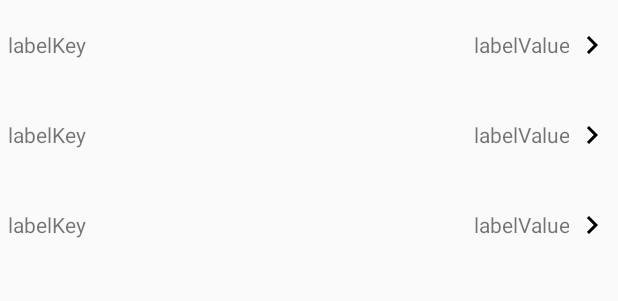
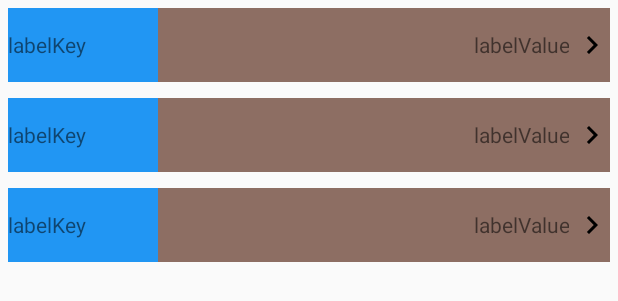
Before and after one commit to Zxhua/PrivateWarehouse, an Android app: the layout frag_complex.xml on its own in the app's theme, with its tools: preview values and no code run, on a phone screen of 412 x 824 dp. Shown: the top 301 px of the screen. Run offline under Robolectric (Android 15) with nearby library versions, the phone set to English and light mode, and no system bars.

Commit message:
随便写写

```diff
--- a/daggerdemo/src/main/java/demo/zxhua/daggerdemo/ui/complex/ComplexViewModel.java
+++ b/daggerdemo/src/main/java/demo/zxhua/daggerdemo/ui/complex/ComplexViewModel.java
@@ -28,7 +28,7 @@ public class ComplexViewModel extends ViewModel {
         List<BindingAdapterItem> list = new ArrayList<>();
         for (int i = 0; i < 30; i++) {
             ComplexVO complexVO = new ComplexVO();
-            complexVO.labelKey.set("Label Key " + i);
+            complexVO.labelKey.set(""+i);
             if (i % 3 == 0) {
                 complexVO.resource.set(R.array.edu_name);
                 complexVO.isEdit.set(false);
--- a/daggerdemo/src/main/java/demo/zxhua/daggerdemo/vo/ComplexVO.java
+++ b/daggerdemo/src/main/java/demo/zxhua/daggerdemo/vo/ComplexVO.java
@@ -19,4 +19,9 @@ public class ComplexVO extends BaseVO {
     public int getViewType() {
         return R.layout.item_edit_select_complex;
     }
+
+    @Override
+    public String toString() {
+        return "BaseVO" + ": [labelKey:" + labelKey.get() + ",labelValue:" + labelValue.get() + "]";
+    }
 }
--- a/daggerdemo/src/main/res/layout/frag_complex.xml
+++ b/daggerdemo/src/main/res/layout/frag_complex.xml
@@ -14,11 +14,18 @@
         android:layout_width="match_parent"
         android:layout_height="match_parent">
 
+        <Button
+            android:id="@+id/showMessage"
+            android:layout_width="match_parent"
+            android:layout_height="50dp"
+            app:layout_constraintBottom_toTopOf="parent" />
+
         <android.support.v7.widget.RecyclerView
             android:id="@+id/rlvComplex"
             android:layout_width="match_parent"
             android:layout_height="match_parent"
             app:layoutManager="LinearLayoutManager"
+            app:layout_constraintBottom_toTopOf="@id/showMessage"
             tools:listitem="@layout/item_edit_select_complex" />
     </android.support.constraint.ConstraintLayout>
 </layout>
--- a/daggerdemo/src/main/res/layout/item_edit_select_complex.xml
+++ b/daggerdemo/src/main/res/layout/item_edit_select_complex.xml
@@ -22,34 +22,39 @@
             type="demo.zxhua.daggerdemo.ui.complex.ComplexViewModel" />
     </data>
 
-    <LinearLayout
+    <RelativeLayout
         android:layout_width="match_parent"
         android:layout_height="60dp"
         android:orientation="horizontal"
         android:padding="5dp">
 
         <TextView
-            android:layout_width="0dp"
+            android:id="@+id/tvLabelKey"
+            android:layout_width="100dp"
             android:layout_height="match_parent"
-            android:layout_weight="3"
+            android:background="@color/blue"
             android:gravity="center_vertical"
-            android:text="@{item.labelKey}"
+            android:text="@{`Label Key`+item.labelKey}"
             tools:text="labelKey" />
 
         <EditText
             android:id="@+id/labelEdit"
-            android:layout_width="0dp"
+            android:layout_width="match_parent"
             android:layout_height="match_parent"
-            android:layout_weight="7"
-            android:gravity="end"
+            android:layout_alignParentRight="true"
+            android:layout_toRightOf="@id/tvLabelKey"
+            android:background="@color/orange"
+            android:gravity="end|center_vertical"
             android:text="@={item.labelValue}"
             android:visibility="@{ item.isEdit ? View.VISIBLE : View.GONE}"
             tools:visibility="gone" />
 
         <TextView
-            android:layout_width="0dp"
+            android:layout_width="match_parent"
             android:layout_height="match_parent"
-            android:layout_weight="7"
+            android:layout_alignParentRight="true"
+            android:layout_toRightOf="@id/tvLabelKey"
+            android:background="@color/brown"
             android:drawablePadding="3dp"
             android:drawableRight="@drawable/ic_chevron_right_black_24dp"
             android:gravity="center_vertical|end"
@@ -58,5 +63,5 @@
             android:visibility="@{ item.isEdit ? View.GONE : View.VISIBLE}"
             tools:text="labelValue" />
 
-    </LinearLayout>
+    </RelativeLayout>
 </layout>
```
Also changed, not shown: daggerdemo/src/main/java/demo/zxhua/daggerdemo/binding/MyBindingAdapter.java (+0 -16 lines), daggerdemo/src/main/java/demo/zxhua/daggerdemo/ui/complex/ComplexFragment.java (+15 -0 lines), daggerdemo/src/main/java/demo/zxhua/daggerdemo/utils/DialogUtils.java (+14 -4 lines), daggerdemo/src/main/res/layout/frag_navigation.xml (+4 -5 lines).
